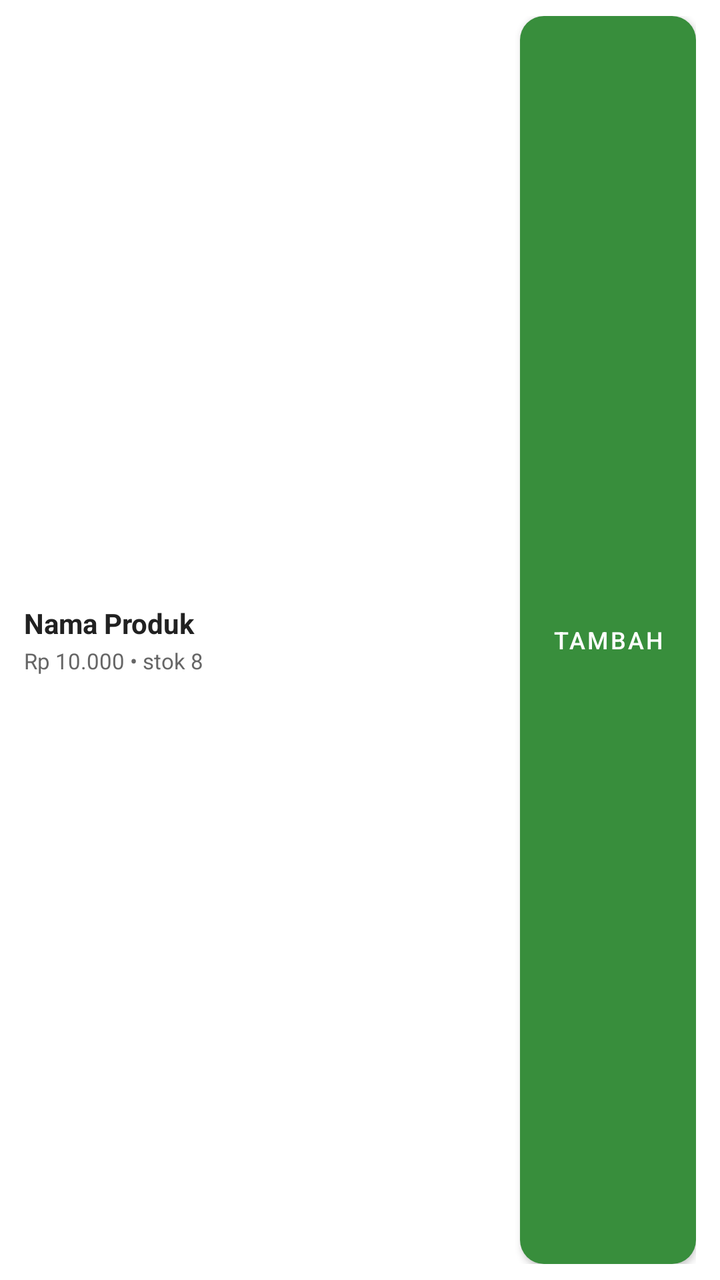
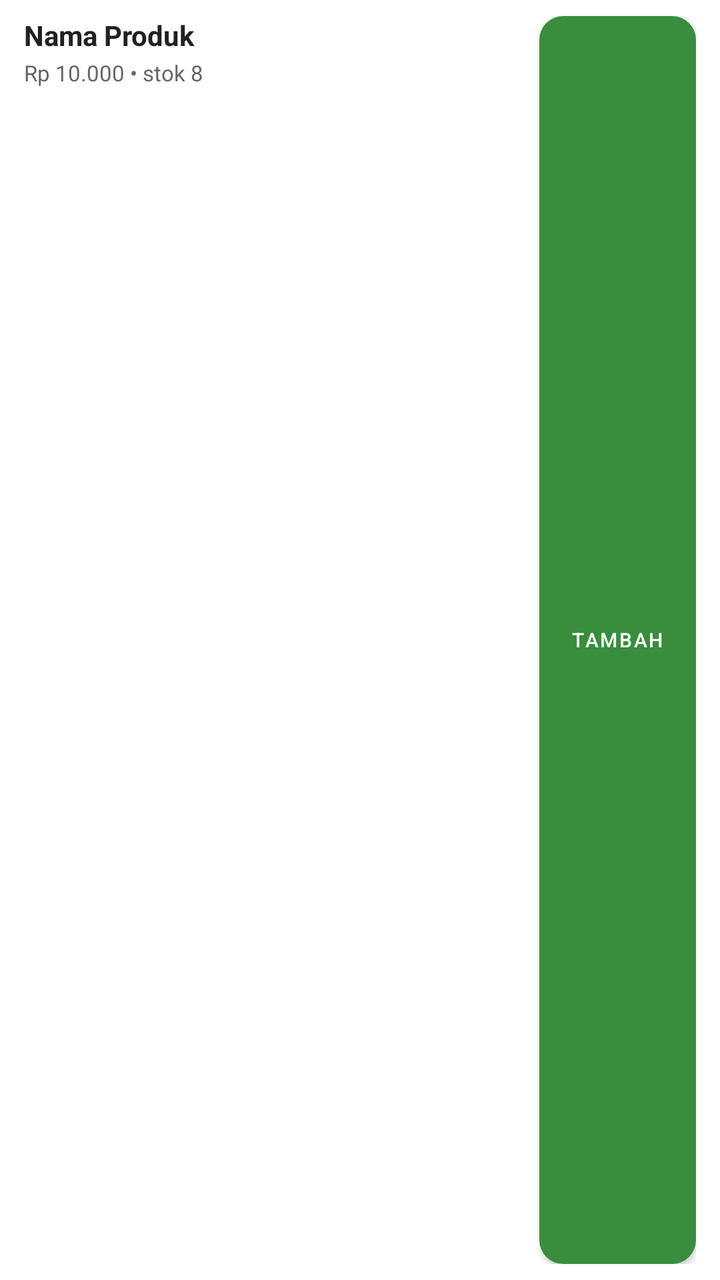

An Android layout rendered at two revisions. The XML below is the earlier revision; the diff shows what the commit changed to produce the second picture.
<!-- AndroidManifest.xml: application theme Theme.DasPos -->
<!-- res/layout/item_product_search.xml -->
<?xml version="1.0" encoding="utf-8"?>
<LinearLayout xmlns:android="http://schemas.android.com/apk/res/android"
    xmlns:tools="http://schemas.android.com/tools"
    android:layout_width="match_parent"
    android:layout_height="wrap_content"
    android:minHeight="56dp"
    android:gravity="center_vertical"
    android:orientation="horizontal"
    android:paddingStart="12dp"
    android:paddingTop="8dp"
    android:paddingEnd="12dp"
    android:paddingBottom="8dp">

    <LinearLayout
        android:layout_width="0dp"
        android:layout_height="wrap_content"
        android:layout_weight="1"
        android:orientation="vertical">

        <TextView
            android:id="@+id/tvProductName"
            android:layout_width="wrap_content"
            android:layout_height="wrap_content"
            android:text="Nama Produk"
            android:textColor="@color/text_primary"
            android:textSize="14sp"
            android:textStyle="bold" />

        <TextView
            android:id="@+id/tvProductInfo"
            android:layout_width="wrap_content"
            android:layout_height="wrap_content"
            android:layout_marginTop="2dp"
            android:text="Rp 10.000 • stok 8"
            android:textColor="@color/text_secondary"
            android:textSize="11sp" />
    </LinearLayout>

    <com.google.android.material.button.MaterialButton
        android:id="@+id/btnAddCart"
        style="@style/DasPosPrimaryButton"
        android:layout_width="wrap_content"
        android:layout_height="match_parent"
        android:insetTop="0dp"
        android:insetBottom="0dp"
        android:minWidth="0dp"
        android:text="@string/add"
        android:textSize="12sp"
        tools:ignore="TouchTargetSizeCheck" />
</LinearLayout>
<!-- resources referenced by this layout -->
<resources>
  <color name="text_primary">#212121</color>
  <color name="text_secondary">#666666</color>
  <string name="add">Tambah</string>
  <style name="DasPosPrimaryButton" parent="Widget.MaterialComponents.Button">
          <item name="backgroundTint">@color/primary_green</item>
          <item name="android:textColor">@color/surface_white</item>
          <item name="android:textSize">12sp</item>
          <item name="cornerRadius">12dp</item>
          <item name="android:minHeight">48dp</item>
      </style>
  <style name="Theme.DasPos" parent="Theme.MaterialComponents.Light.NoActionBar">
          <item name="colorPrimary">@color/primary_green</item>
          <item name="colorPrimaryVariant">@color/primary_green_dark</item>
          <item name="colorOnPrimary">@color/surface_white</item>
          <item name="colorSurface">@color/surface_white</item>
          <item name="android:statusBarColor">@color/primary_green_dark</item>
      </style>
  <color name="primary_green">#388E3C</color>
  <color name="surface_white">#FFFFFF</color>
  <color name="primary_green_dark">#2E7D32</color>
</resources>

<!-- the commit's change to res/layout/item_product_search.xml (unified diff, before → after) -->
@@ -1,10 +1,10 @@
 <?xml version="1.0" encoding="utf-8"?>
 <LinearLayout xmlns:android="http://schemas.android.com/apk/res/android"
     xmlns:tools="http://schemas.android.com/tools"
-    android:layout_width="match_parent"
+    android:layout_width="360dp"
     android:layout_height="wrap_content"
     android:minHeight="56dp"
-    android:gravity="center_vertical"
+    android:layout_gravity="center_horizontal"
     android:orientation="horizontal"
     android:paddingStart="12dp"
     android:paddingTop="8dp"
@@ -45,6 +45,6 @@
         android:insetBottom="0dp"
         android:minWidth="0dp"
         android:text="@string/add"
-        android:textSize="12sp"
+        android:textSize="10sp"
         tools:ignore="TouchTargetSizeCheck" />
 </LinearLayout>
